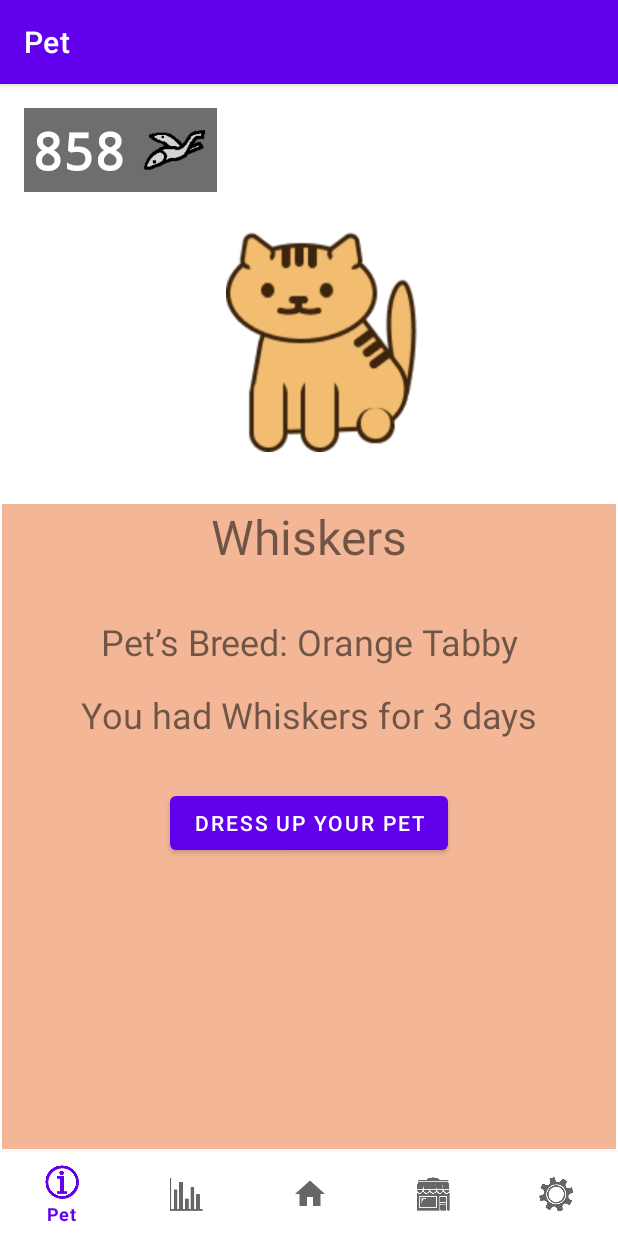
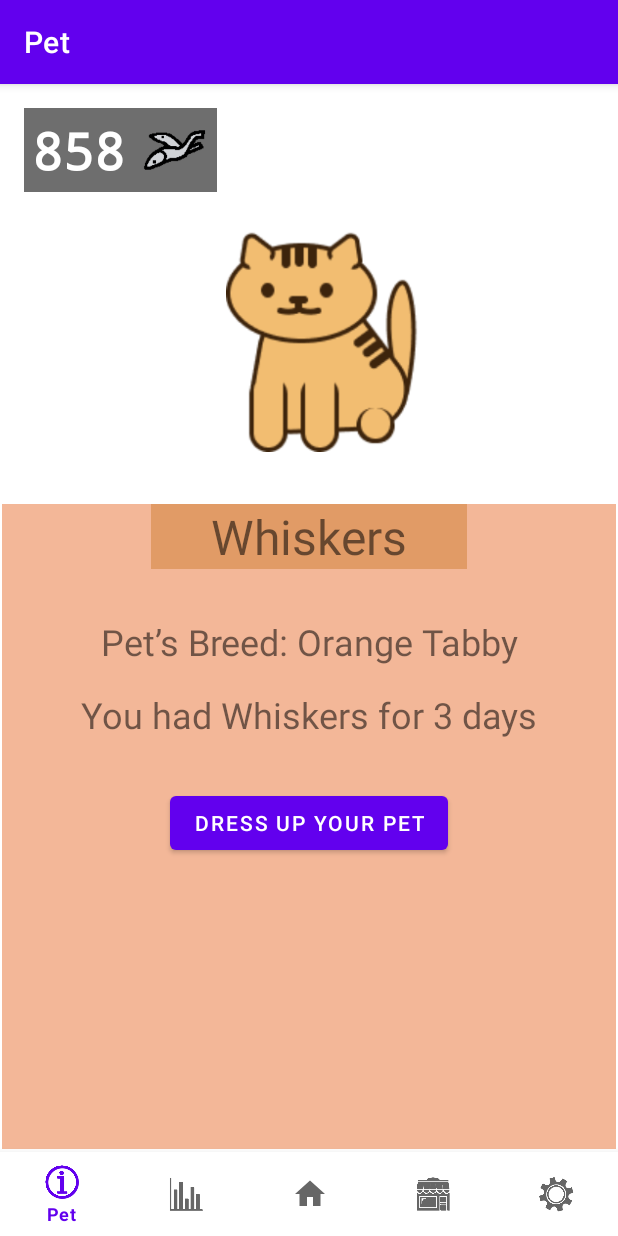
Before and after one commit to blackfloret/JuvenileDiabetesManager, an Android app: the PetFragment screen opened through its navigation route, on a phone screen of 412 x 824 dp. Run offline under Robolectric (Android 15) with nearby library versions, the light colour scheme and no system bars; our stand-ins replace Room's generated code, navigation-ui.

Commit message:
added differing colour to pet name display background in info screen

```diff
--- a/app/src/main/res/layout/fragment_pet.xml
+++ b/app/src/main/res/layout/fragment_pet.xml
@@ -68,7 +68,8 @@
             android:layout_width="wrap_content"
             android:layout_height="wrap_content"
             android:contentDescription="Pet Name"
-            android:text="Whiskers"
+            android:background="#E19B66"
+            android:text="     Whiskers     "
             android:textSize="32dp"
             app:layout_constraintEnd_toEndOf="parent"
             app:layout_constraintStart_toStartOf="parent"
```
